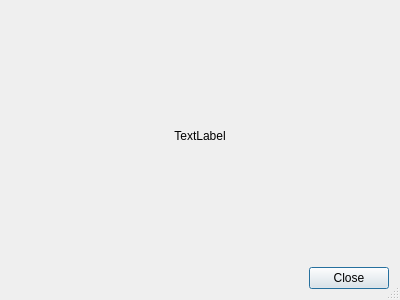
First picture: the form in mqt/MqtLogger/tminosbshelpform.ui, repository Rsclub22/Minos2-Mirror, before the edit.
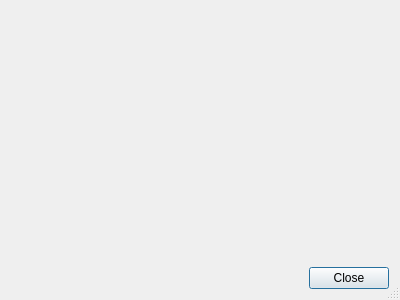
Second picture: the form after the edit.

```diff
--- a/mqt/MqtLogger/tminosbshelpform.ui
+++ b/mqt/MqtLogger/tminosbshelpform.ui
@@ -20,7 +20,7 @@
    <item>
     <widget class="QLabel" name="helpText">
      <property name="text">
-      <string>TextLabel</string>
+      <string/>
      </property>
      <property name="alignment">
       <set>Qt::AlignCenter</set>
```
